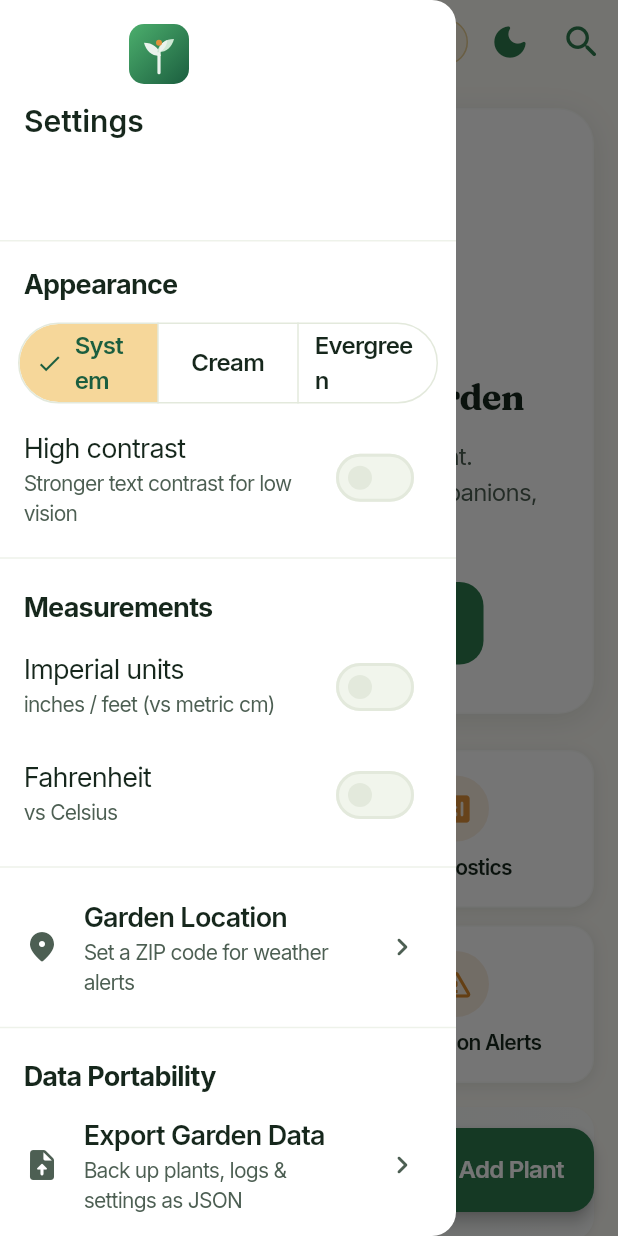
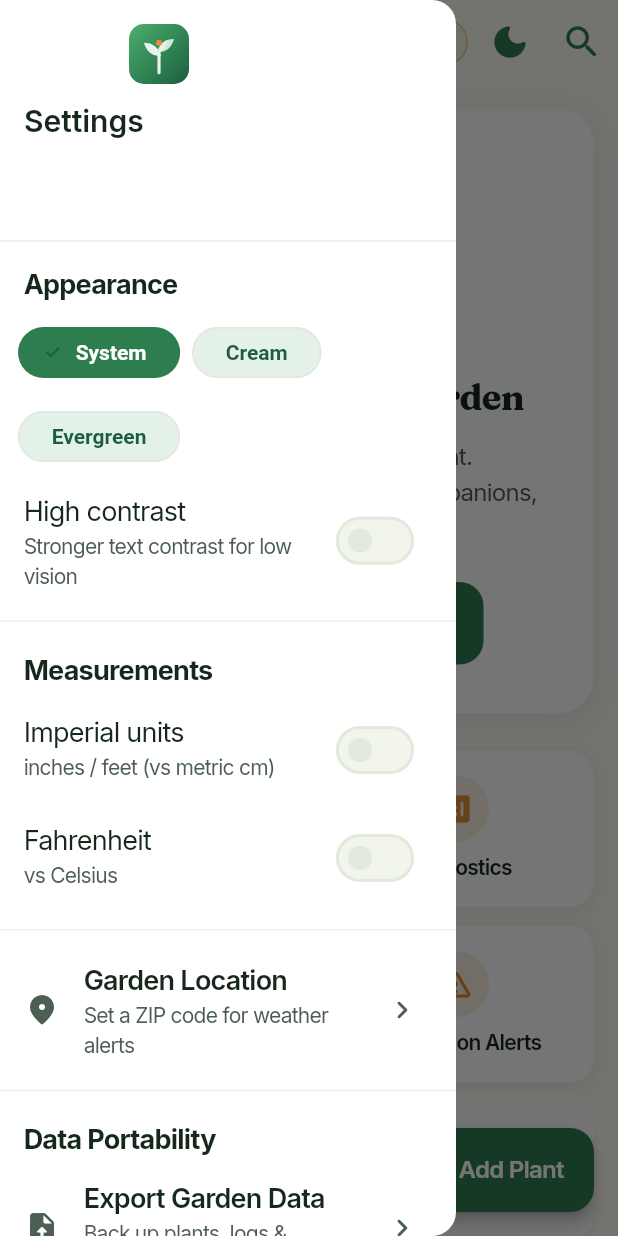
Before and after one commit to royabby365/botanisht, a Flutter app: the screen it shows after launch, in the side drawer, after a tap on "System", on a phone screen of 412 x 824 dp. Run offline on Flutter 3.47's test engine with Material 3 defaults, Android fonts, the phone set to English and light mode, and no system bars; our stand-ins replace cached_network_image, flutter_local_notifications, flutter_riverpod, flutter_svg, isar; accounts and stored records are empty; generated files the repository leaves out were written again.

Commit message:
release(v3.2.3): website logo on onboarding + un-squish sidebar theme chips
- Onboarding welcome slide now uses the official website logo mark
  (BrandLogo SVG: green tile + white sprout) instead of the text wordmark
- Sidebar theme selector: SegmentedButton -> ChoiceChips (same as onboarding),
  so 'Evergreen' sizes naturally and never wraps/squishes in the drawer

```diff
--- a/lib/screens/home_screen.dart
+++ b/lib/screens/home_screen.dart
@@ -969,22 +969,24 @@ class AppSettingsDrawer extends ConsumerWidget {
           ),
           Padding(
             padding: const EdgeInsets.symmetric(horizontal: 12, vertical: 4),
-            child: SegmentedButton<int>(
-              selected: {settings.themeMode},
-              onSelectionChanged: (s) => notifier.setThemeMode(s.first),
-              segments: const [
-                ButtonSegment(
-                  value: 0,
-                  label: Text('System', style: TextStyle(fontSize: 16)),
-                ),
-                ButtonSegment(
-                  value: 1,
-                  label: Text('Cream', style: TextStyle(fontSize: 16)),
-                ),
-                ButtonSegment(
-                  value: 2,
-                  label: Text('Evergreen', style: TextStyle(fontSize: 16)),
-                ),
+            // ChoiceChips (same as onboarding) so 'Evergreen' never squishes:
+            // chips size to their content and wrap instead of being forced
+            // into equal thirds of the drawer width.
+            child: Wrap(
+              spacing: 8,
+              runSpacing: 8,
+              children: [
+                for (final (value, label)
+                    in [(0, 'System'), (1, 'Cream'), (2, 'Evergreen')])
+                  ChoiceChip(
+                    label: Text(
+                      label,
+                      style: const TextStyle(
+                          fontSize: 14, fontWeight: FontWeight.w600),
+                    ),
+                    selected: settings.themeMode == value,
+                    onSelected: (_) => notifier.setThemeMode(value),
+                  ),
               ],
             ),
           ),
--- a/lib/screens/onboarding_screen.dart
+++ b/lib/screens/onboarding_screen.dart
@@ -5,7 +5,7 @@ import 'package:flutter/services.dart' show FilteringTextInputFormatter;
 import 'package:botanisht/core/theme/app_theme.dart';
 import 'package:botanisht/providers/settings_provider.dart';
 import 'package:botanisht/screens/home_screen.dart';
-import 'package:botanisht/widgets/app_logo.dart';
+import 'package:botanisht/widgets/brand_logo.dart';
 
 /// First-run onboarding tutorial.
 ///
@@ -139,9 +139,10 @@ class _OnboardingScreenState extends ConsumerState<OnboardingScreen> {
         mainAxisAlignment: MainAxisAlignment.center,
         children: [
           const SizedBox(height: 24),
+          // The official website logo mark (green tile + white leaf SVG).
           Semantics(
             label: 'Botanisht logo',
-            child: AppLogo(fontSize: 58 * s),
+            child: BrandLogo(height: 96 * s),
           ),
           const SizedBox(height: 28),
           Icon(
--- a/pubspec.yaml
+++ b/pubspec.yaml
@@ -15,7 +15,7 @@ publish_to: 'none' # Remove this line if you wish to publish to pub.dev
 # Read more about iOS versioning at https://developer.apple.com/library/archive/documentation/General/Reference/InfoPlistKeyReference/Articles/CoreFoundationKeys.html
 # In Windows, build-name is used as the major, minor, and patch parts
 # of the product and file versions while build-number is used as the build suffix.
-version: 3.2.1+8
+version: 3.2.3+9
 
 environment:
   sdk: ^3.5.3
```
